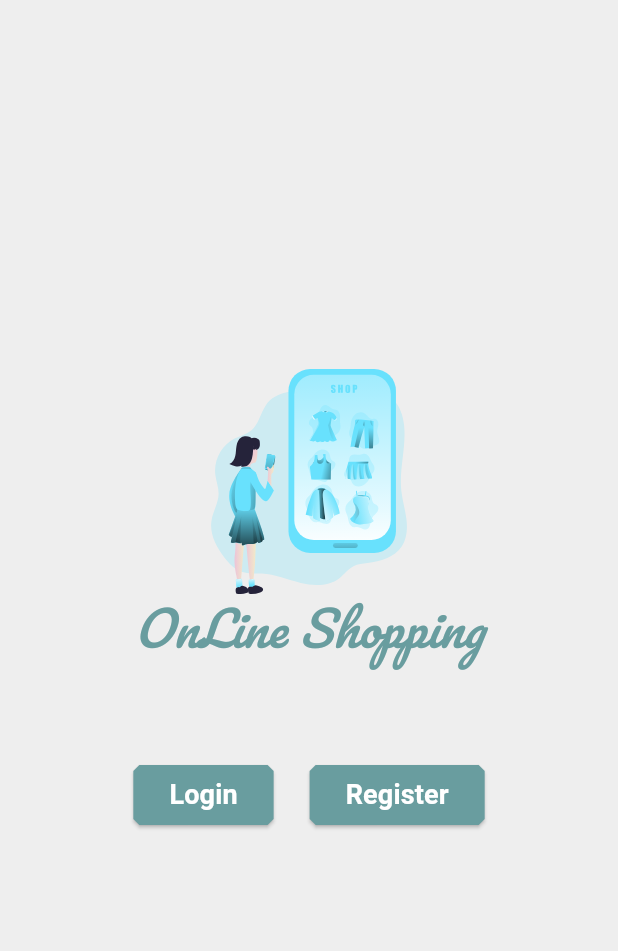
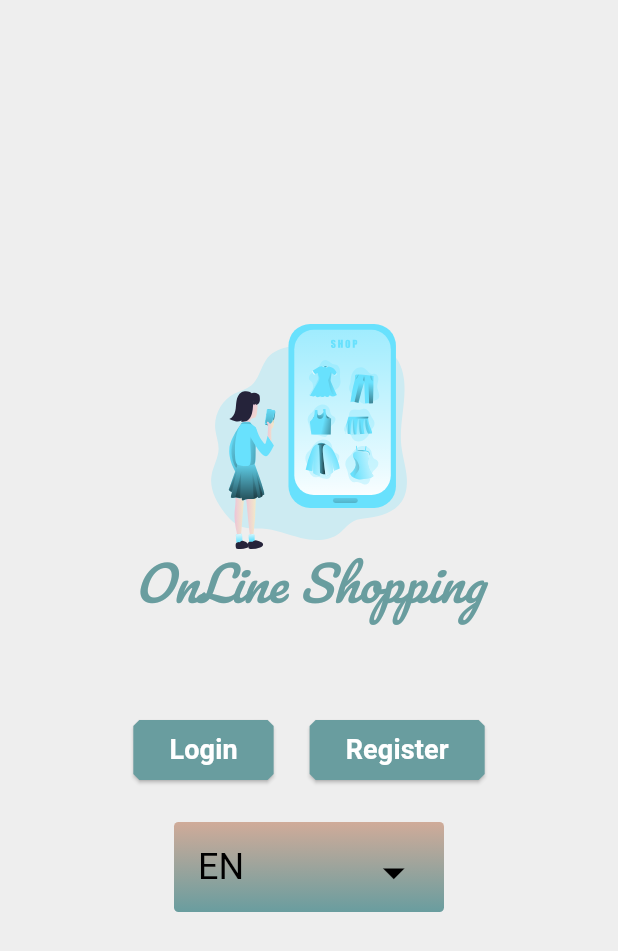
Before and after one commit to FlutterProjectsForOlaMohammed/Store_App, a Flutter app: the screen it shows after launch, on a phone screen of 412 x 824 dp. Shown: the top 951 px of the screen. Run offline on Flutter 3.47's test engine with Material 3 defaults, Android fonts, the phone set to English and light mode, and no system bars; our stand-ins replace bloc, cloud_firestore, firebase_auth, firebase_core, flutter_bloc, flutter_svg and 5 more; accounts and stored records are empty; network calls fail.

```diff
--- /dev/null
+++ b/lib/Components/select_language_drop_box.dart
@@ -0,0 +1,57 @@
+import 'package:flutter/material.dart';
+import 'package:storeapp/constants.dart';
+
+class SelectLanguageDropBox extends StatelessWidget {
+  const SelectLanguageDropBox({
+    super.key,
+    required this.droppedValue,
+    required this.onChanged,
+  });
+
+  final String droppedValue;
+  final void Function(String?) onChanged;
+
+  @override
+  Widget build(BuildContext context) {
+    return SizedBox(
+      height: 60,
+      width: 180,
+      child: DecoratedBox(
+        decoration: BoxDecoration(
+          gradient: const LinearGradient(
+              begin: Alignment.topCenter,
+              end: Alignment.bottomCenter,
+              colors: [
+                Color(0xffD0AB99),
+                kPrimaryColor,
+              ]),
+          borderRadius: BorderRadius.circular(3),
+        ),
+        child: DropdownButton<String>(
+            alignment: AlignmentDirectional.center,
+            isDense: true,
+            isExpanded: true,
+            padding: const EdgeInsets.all(16),
+            iconSize: 35,
+            underline: Container(),
+            dropdownColor: const Color(0xffD0AB99),
+            iconDisabledColor: Colors.black,
+            iconEnabledColor: Colors.black,
+            style: const TextStyle(
+              fontSize: 24,
+            ),
+            value: droppedValue,
+            items: languages.map((i) {
+              return DropdownMenuItem(
+                value: i,
+                child: Text(
+                  i,
+                  style: const TextStyle(color: Colors.black),
+                ),
+              );
+            }).toList(),
+            onChanged: onChanged),
+      ),
+    );
+  }
+}
--- a/lib/Components/splash_view_body.dart
+++ b/lib/Components/splash_view_body.dart
@@ -1,13 +1,22 @@
 import 'package:flutter/cupertino.dart';
 import 'package:flutter/material.dart';
+import 'package:flutter_bloc/flutter_bloc.dart';
 import 'package:storeapp/Components/custom_elvated_button.dart';
 import 'package:storeapp/Components/flash_chat_logo.dart';
+import 'package:storeapp/Components/select_language_drop_box.dart';
 import 'package:storeapp/Views/login_view.dart';
 import 'package:storeapp/Views/register_view.dart';
+import 'package:storeapp/cubit/ProductCubit/products_cubit.dart';
 
-class SplashViewBody extends StatelessWidget {
+class SplashViewBody extends StatefulWidget {
   const SplashViewBody({super.key});
 
+  @override
+  State<SplashViewBody> createState() => _SplashViewBodyState();
+}
+
+class _SplashViewBodyState extends State<SplashViewBody> {
+  String newValue = 'EN';
   @override
   Widget build(BuildContext context) {
     return Center(
@@ -47,7 +56,21 @@ class SplashViewBody extends StatelessWidget {
                 },
               ),
             ],
-          )
+          ),
+          BlocProvider(
+            create: (context) => ProductsCubit(),
+            child: BlocBuilder<ProductsCubit, ProductsState>(
+              builder: (context, state) {
+                return SelectLanguageDropBox(
+                  droppedValue: newValue,
+                  onChanged: (data) {
+                    newValue = data ?? "all";
+                    BlocProvider.of<ProductsCubit>(context).refreshProducts();
+                  },
+                );
+              },
+            ),
+          ),
         ],
       ),
     );
--- a/lib/Views/favorite_products_view.dart
+++ b/lib/Views/favorite_products_view.dart
@@ -1,6 +1,6 @@
 import 'package:flutter/material.dart';
 import 'package:flutter_bloc/flutter_bloc.dart';
-import 'package:storeapp/Components/product_card.dart';
+import 'package:storeapp/Components/favorite_product_card.dart';
 import 'package:storeapp/Models/product_model.dart';
 import 'package:storeapp/constants.dart';
 import 'package:storeapp/cubit/ProductCubit/products_cubit.dart';
--- a/lib/constants.dart
+++ b/lib/constants.dart
@@ -11,6 +11,15 @@ List<String> categoriesList = [
   'men\'s clothing',
   'women\'s clothing'
 ];
+
+List<String> languages = ['AR', 'EN', 'IT', 'TR', 'HI', 'FR'];
+//  AR - Arabic
+//  EN	English
+//  IT	Italian
+//  TR	Turkish
+//  HI	Hindi
+//  FR	French
+
 const kPrimaryColor = Color.fromARGB(255, 105, 157, 159);
 
 String? passwordValidation(String value) {
```
Also changed, not shown: lib/Components/favorite_product_card.dart (added, +76 -0 lines), lib/Components/product_card.dart (+0 -73 lines), lib/Components/profile_picture.dart (added, +31 -0 lines), lib/Components/profile_view_body.dart (added, +86 -0 lines), lib/Components/show_new_products_list_view.dart (added, +78 -0 lines), lib/Views/home_view.dart (+44 -1 lines), lib/Views/new_products_view.dart (added, +34 -0 lines), lib/Views/profile_view.dart (added, +18 -0 lines).
